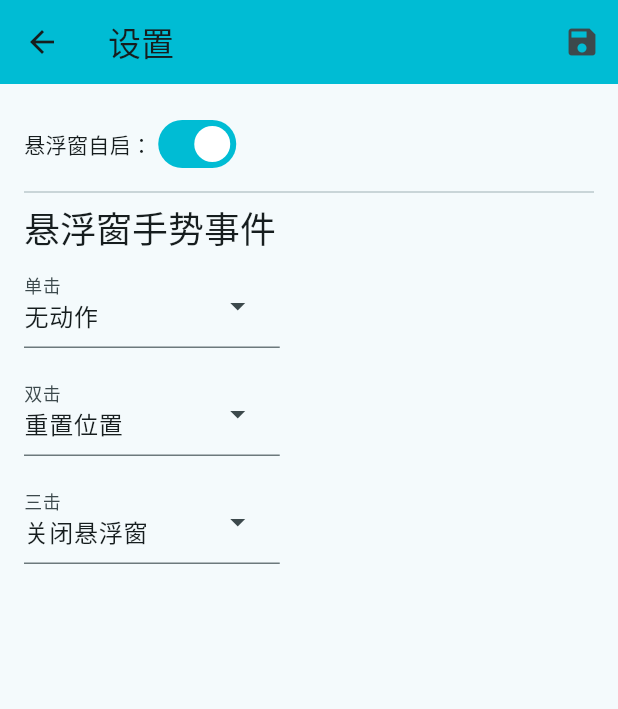
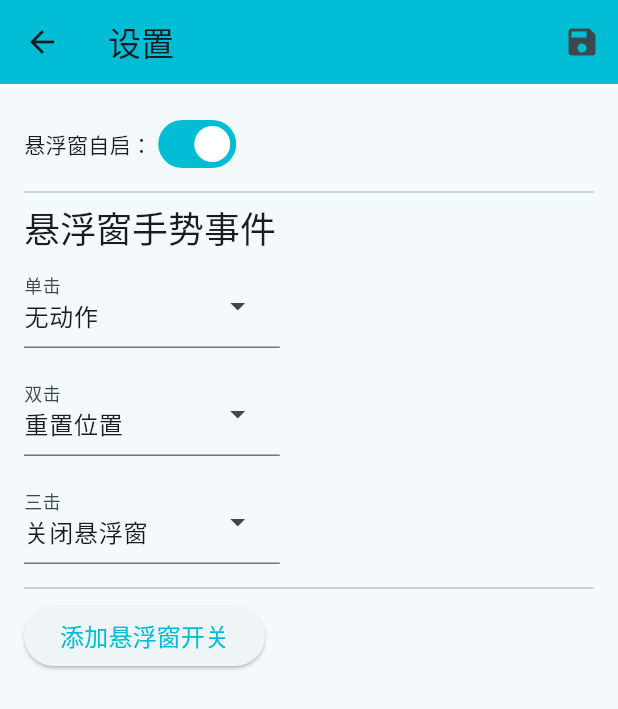
Before and after one commit to neko-tail/BanGDemo, a Flutter app: the screen it shows after launch, in the side drawer, after a tap on "设置", on a phone screen of 412 x 824 dp. Shown: the top 709 px of the screen. Run offline on Flutter 3.47's test engine with Material 3 defaults, Android fonts, the phone set to English and light mode, and no system bars; our stand-ins replace image_picker, package_info_plus, shared_preferences, sqflite; missing offline and left inert: flex_color_picker, flutter_overlay_window, quick_settings; accounts and stored records are empty.

Commit message:
feat: 快速设置按钮开关悬浮窗

```diff
--- a/lib/pages/setting/widgets/setting_form.dart
+++ b/lib/pages/setting/widgets/setting_form.dart
@@ -2,6 +2,7 @@ import 'package:bang_demo/data/models/setting.dart';
 import 'package:bang_demo/data/viewmodels/setting_form_viewmodel.dart';
 import 'package:flutter/material.dart';
 import 'package:provider/provider.dart';
+import 'package:quick_settings/quick_settings.dart';
 
 class SettingForm extends StatefulWidget {
   const SettingForm({
@@ -73,6 +74,22 @@ class _SettingFormState extends State<SettingForm> {
               //     });
               //   },
               // ),
+              const Divider(),
+              Row(
+                children: [
+                  ElevatedButton(
+                    onPressed: () {
+                      QuickSettings.addTileToQuickSettings(
+                          label: "悬浮窗",
+                          drawableName: "quick_settings_base_icon");
+                    },
+                    child: Text(
+                      "添加悬浮窗开关",
+                      style: TextStyle(fontSize: 16),
+                    ),
+                  ),
+                ],
+              ),
             ],
           ),
         );
--- a/pubspec.yaml
+++ b/pubspec.yaml
@@ -45,6 +45,7 @@ dependencies:
   provider: ^6.1.2
   package_info_plus: ^8.0.2
   shared_preferences: ^2.3.2
+  quick_settings: ^1.0.1
 
 dev_dependencies:
   flutter_test:
```
Also changed, not shown: lib/main.dart (+65 -0 lines), pubspec.lock, 2 other files.
